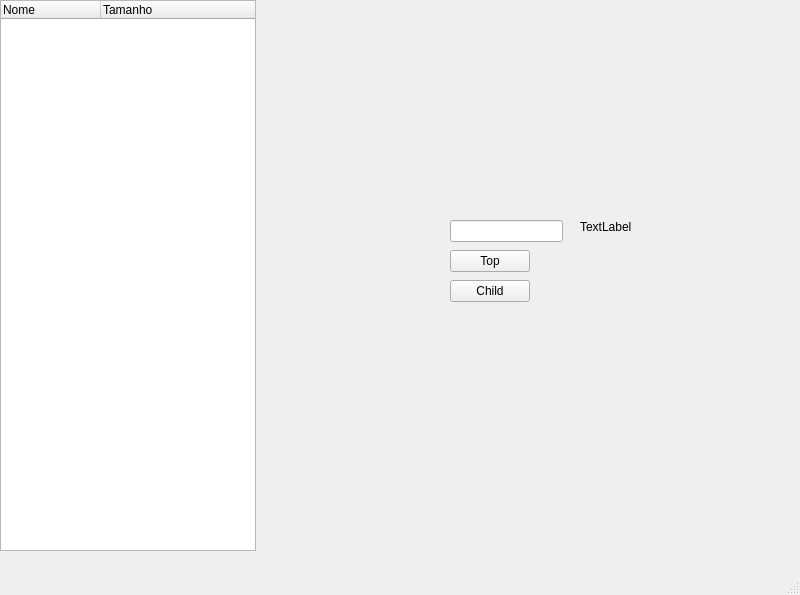
Old version of the form mainwindow.ui in the repository naves-thiago/ignitefs.
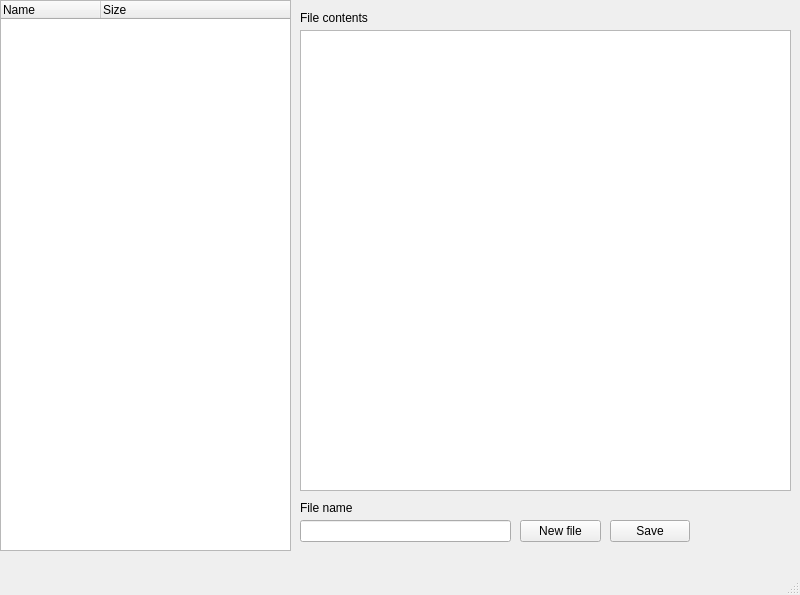
New version of the form.

What changed in the file:
```diff
--- a/mainwindow.ui
+++ b/mainwindow.ui
@@ -14,48 +14,12 @@
    <string>MainWindow</string>
   </property>
   <widget class="QWidget" name="centralwidget">
-   <widget class="QPushButton" name="btnTop">
-    <property name="geometry">
-     <rect>
-      <x>450</x>
-      <y>250</y>
-      <width>80</width>
-      <height>22</height>
-     </rect>
-    </property>
-    <property name="text">
-     <string>Top</string>
-    </property>
-   </widget>
-   <widget class="QLineEdit" name="edit">
-    <property name="geometry">
-     <rect>
-      <x>450</x>
-      <y>220</y>
-      <width>113</width>
-      <height>22</height>
-     </rect>
-    </property>
-   </widget>
-   <widget class="QLabel" name="label">
-    <property name="geometry">
-     <rect>
-      <x>580</x>
-      <y>220</y>
-      <width>56</width>
-      <height>14</height>
-     </rect>
-    </property>
-    <property name="text">
-     <string>TextLabel</string>
-    </property>
-   </widget>
    <widget class="QTreeWidget" name="fileTree">
     <property name="geometry">
      <rect>
       <x>0</x>
       <y>0</y>
-      <width>256</width>
+      <width>291</width>
       <height>551</height>
      </rect>
     </property>
@@ -65,28 +29,90 @@
       <verstretch>0</verstretch>
      </sizepolicy>
     </property>
+    <attribute name="headerShowSortIndicator" stdset="0">
+     <bool>false</bool>
+    </attribute>
     <column>
      <property name="text">
-      <string>Nome</string>
+      <string>Name</string>
      </property>
     </column>
     <column>
      <property name="text">
-      <string>Tamanho</string>
+      <string>Size</string>
      </property>
     </column>
    </widget>
-   <widget class="QPushButton" name="btnChild">
+   <widget class="QPlainTextEdit" name="fileContents">
     <property name="geometry">
      <rect>
-      <x>450</x>
-      <y>280</y>
+      <x>300</x>
+      <y>30</y>
+      <width>491</width>
+      <height>461</height>
+     </rect>
+    </property>
+   </widget>
+   <widget class="QLabel" name="label">
+    <property name="geometry">
+     <rect>
+      <x>300</x>
+      <y>10</y>
+      <width>131</width>
+      <height>16</height>
+     </rect>
+    </property>
+    <property name="text">
+     <string>File contents</string>
+    </property>
+   </widget>
+   <widget class="QLineEdit" name="fileName">
+    <property name="geometry">
+     <rect>
+      <x>300</x>
+      <y>520</y>
+      <width>211</width>
+      <height>22</height>
+     </rect>
+    </property>
+   </widget>
+   <widget class="QLabel" name="label_2">
+    <property name="geometry">
+     <rect>
+      <x>300</x>
+      <y>500</y>
+      <width>61</width>
+      <height>16</height>
+     </rect>
+    </property>
+    <property name="text">
+     <string>File name</string>
+    </property>
+   </widget>
+   <widget class="QPushButton" name="newFile">
+    <property name="geometry">
+     <rect>
+      <x>520</x>
+      <y>520</y>
+      <width>81</width>
+      <height>22</height>
+     </rect>
+    </property>
+    <property name="text">
+     <string>New file</string>
+    </property>
+   </widget>
+   <widget class="QPushButton" name="saveFile">
+    <property name="geometry">
+     <rect>
+      <x>610</x>
+      <y>520</y>
       <width>80</width>
       <height>22</height>
      </rect>
     </property>
     <property name="text">
-     <string>Child</string>
+     <string>Save</string>
     </property>
    </widget>
   </widget>
```
